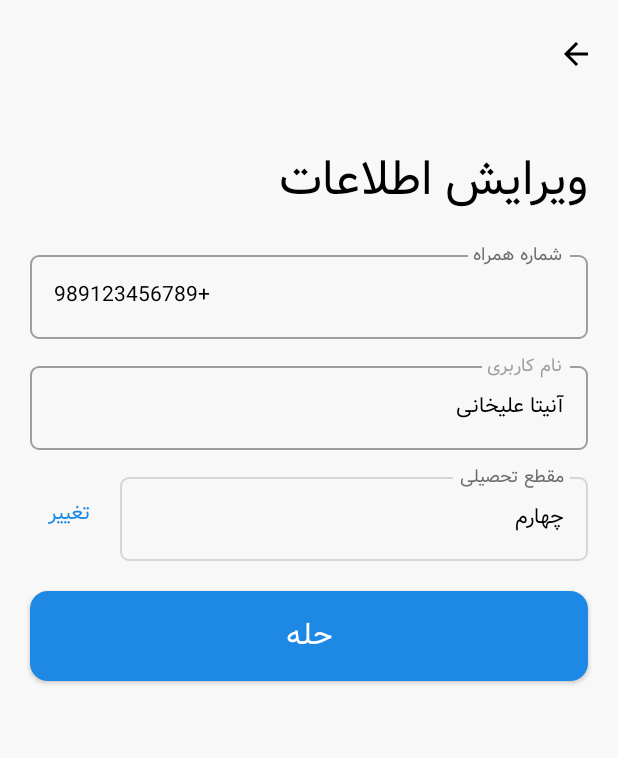
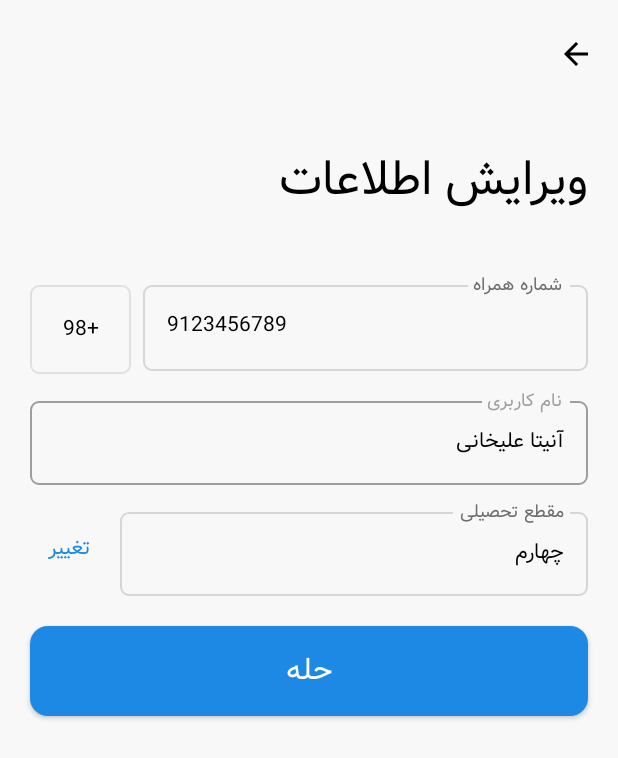
Before and after one commit to benyaminbeyzaie/fake-nimkat, an Android app built with Jetpack Compose: the ProfileEditActivity screen opened directly, with no data from a screen before it, on a phone screen of 412 x 824 dp. Shown: the top 758 px of the screen. Run offline under Robolectric (Android 15) with nearby library versions, the light colour scheme and no system bars; network calls fail.

Commit message:
number textField

```diff
--- a/app/src/main/java/com/nimkat/app/view/profile_edit/ProfileEditActivity.kt
+++ b/app/src/main/java/com/nimkat/app/view/profile_edit/ProfileEditActivity.kt
@@ -6,6 +6,7 @@ import android.content.Intent
 import android.os.Bundle
 import androidx.activity.ComponentActivity
 import androidx.activity.compose.setContent
+import androidx.compose.foundation.BorderStroke
 import androidx.compose.foundation.background
 import androidx.compose.foundation.clickable
 import androidx.compose.foundation.layout.*
@@ -20,6 +21,7 @@ import androidx.compose.runtime.remember
 import androidx.compose.ui.Alignment
 import androidx.compose.ui.Modifier
 import androidx.compose.ui.draw.rotate
+import androidx.compose.ui.graphics.Color
 import androidx.compose.ui.platform.LocalContext
 import androidx.compose.ui.platform.LocalLayoutDirection
 import androidx.compose.ui.res.colorResource
@@ -35,11 +37,11 @@ import androidx.compose.ui.unit.LayoutDirection
 import androidx.compose.ui.unit.dp
 import androidx.compose.ui.unit.sp
 import com.nimkat.app.R
-import com.nimkat.app.view.profile_edit.grade.GradeActivity
 import com.nimkat.app.ui.theme.NimkatTheme
 import com.nimkat.app.ui.theme.RippleWhite
 import com.nimkat.app.ui.theme.mainFont
 import com.nimkat.app.ui.theme.secondFont
+import com.nimkat.app.view.profile_edit.grade.GradeActivity
 
 
 class ProfileEditActivity : ComponentActivity() {
@@ -113,15 +115,18 @@ fun ProfileEditContent() {
         )
 
         Spacer(modifier = Modifier.height(16.dp))
+        Row(
+            modifier = Modifier.padding(20.dp, 20.dp, 20.dp, 0.dp)
+        ) {
 
             OutlinedTextField(
-            value = "+989123456789",
+                value = "9123456789",
                 onValueChange = {
                 },
-            enabled = true,
+                enabled = false,
                 modifier = Modifier
-                .fillMaxWidth()
-                .padding(20.dp, 0.dp),
+                    .weight(1f)
+                    .height(65.dp),
                 label = {
                     Text(
                         stringResource(id = R.string.mobile),
@@ -146,9 +151,34 @@ fun ProfileEditContent() {
                 ),
                 keyboardOptions = KeyboardOptions.Default.copy(
                     keyboardType = KeyboardType.Text,
-                imeAction = ImeAction.Next
+                    imeAction = ImeAction.Done
                 )
             )
+            Spacer(modifier = Modifier.width(8.dp))
+            Card(
+                shape = RoundedCornerShape(6.dp),
+                modifier = Modifier
+                    .width(67.dp)
+                    .height(67.dp)
+                    .align(Alignment.CenterVertically)
+                    .padding(0.dp, 8.dp, 0.dp, 0.dp),
+                backgroundColor = Color.Transparent,
+                elevation = 0.dp,
+                border = BorderStroke(1.dp, colorResource(id = R.color.gray300)),
+            ) {
+                Box(
+                    contentAlignment = Alignment.Center, modifier = Modifier,
+                ) {
+                    Text(
+                        "+98",
+                        color = colorResource(R.color.black),
+                        modifier = Modifier
+                            .wrapContentSize(),
+                        fontSize = 14.sp
+                    )
+                }
+            }
+        }
 
         Spacer(modifier = Modifier.height(10.dp))
 
```
Lines whose indentation alone changed are shown as unchanged.
